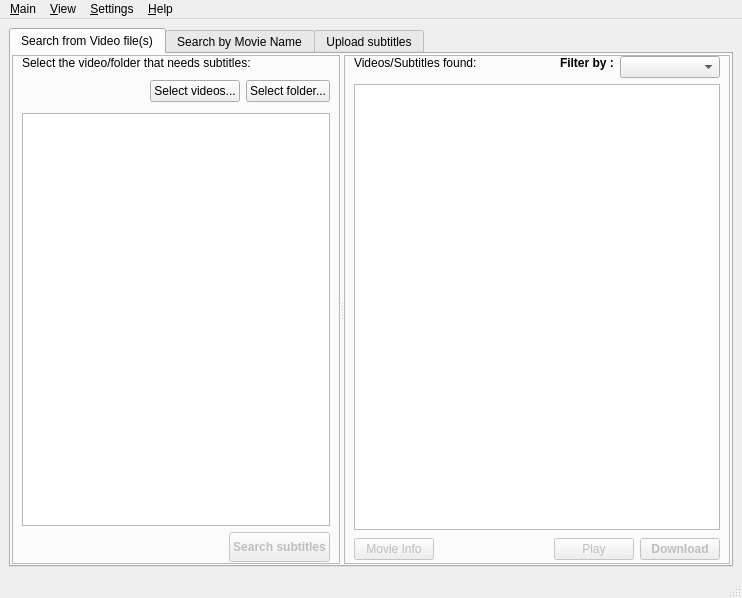
This is gui/main.ui in subdownloader/subdownloader as Qt 5 draws it before an edit. The edited form follows.
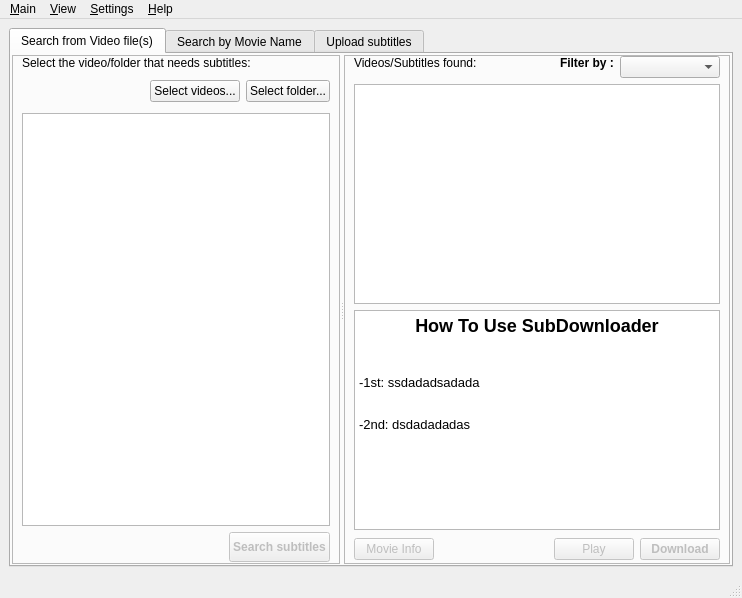
This is the edited form. Icons and pictures are not drawn. Custom widgets are drawn as their Qt base class.

Commit message: added a Intructions Text in the main tab for the beggining Todo: Figure out the text to put there

What changed in the file:
```diff
--- a/gui/main.ui
+++ b/gui/main.ui
@@ -365,7 +365,22 @@
                   </widget>
                  </item>
                  <item>
-                  <layout class="QHBoxLayout" name="horizontalLayout_7" >
+                  <widget class="QTextBrowser" name="introductionHelp" >
+                   <property name="html" >
+                    <string>&lt;!DOCTYPE HTML PUBLIC "-//W3C//DTD HTML 4.0//EN" "http://www.w3.org/TR/REC-html40/strict.dtd">
+&lt;html>&lt;head>&lt;meta name="qrichtext" content="1" />&lt;style type="text/css">
+p, li { white-space: pre-wrap; }
+&lt;/style>&lt;/head>&lt;body style=" font-family:'DejaVu Sans'; font-size:10pt; font-weight:400; font-style:normal;">
+&lt;p align="center" style=" margin-top:18px; margin-bottom:12px; margin-left:0px; margin-right:0px; -qt-block-indent:0; text-indent:0px; font-size:x-large; font-weight:600;">&lt;span style=" font-size:x-large;">How To Use SubDownloader&lt;/span>&lt;/p>
+&lt;p style="-qt-paragraph-type:empty; margin-top:0px; margin-bottom:0px; margin-left:0px; margin-right:0px; -qt-block-indent:0; text-indent:0px;">&lt;/p>
+&lt;p style=" margin-top:12px; margin-bottom:12px; margin-left:0px; margin-right:0px; -qt-block-indent:0; text-indent:0px;">-1st: ssdadadsadada&lt;/p>
+&lt;p style="-qt-paragraph-type:empty; margin-top:0px; margin-bottom:0px; margin-left:0px; margin-right:0px; -qt-block-indent:0; text-indent:0px;">&lt;/p>
+&lt;p style=" margin-top:0px; margin-bottom:0px; margin-left:0px; margin-right:0px; -qt-block-indent:0; text-indent:0px;">-2nd: dsdadadadas&lt;/p>&lt;/body>&lt;/html></string>
+                   </property>
+                  </widget>
+                 </item>
+                 <item>
+                  <layout class="QHBoxLayout" name="layoutBottomVideos" >
                    <item>
                     <widget class="QPushButton" name="buttonIMDB" >
                      <property name="enabled" >
```
Left out of the diff: 8 changed lines with no effect on the pictures. The commit also changes 4 other files.
